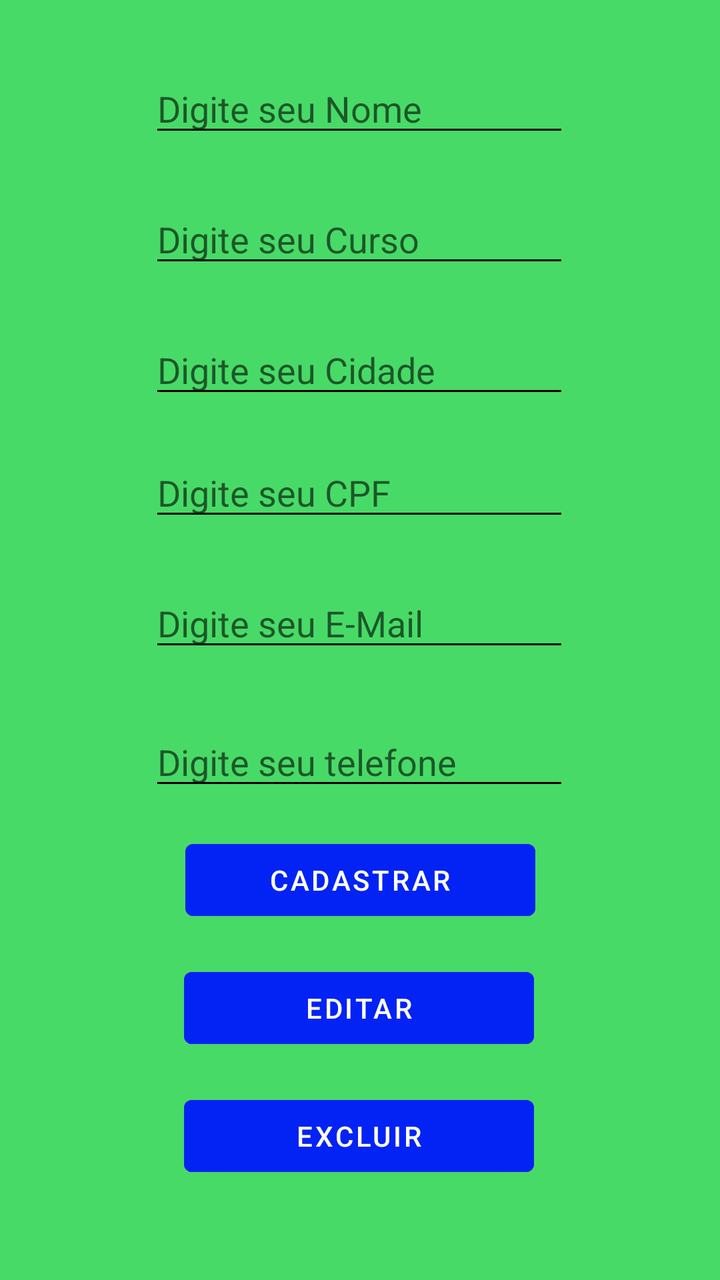
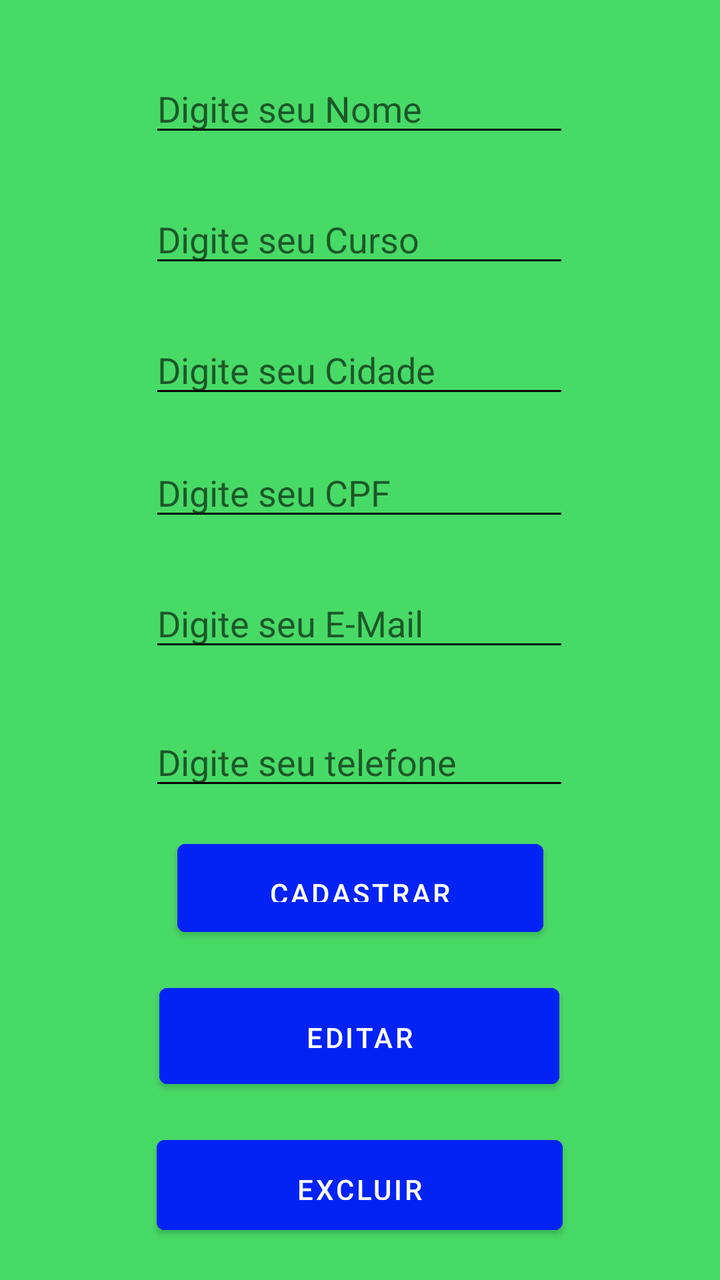

The first picture is an Android layout as it rendered before a commit; the second is the same layout after the commit. The layout source and the unified diff follow.
<!-- AndroidManifest.xml: application theme Theme.App_Lista_18_10_php -->
<!-- res/layout/activity_tela_cadastro.xml -->
<?xml version="1.0" encoding="utf-8"?>
<androidx.constraintlayout.widget.ConstraintLayout xmlns:android="http://schemas.android.com/apk/res/android"
    xmlns:app="http://schemas.android.com/apk/res-auto"
    xmlns:tools="http://schemas.android.com/tools"
    android:layout_width="match_parent"
    android:layout_height="match_parent"
    android:background="@color/azul"
    tools:context=".telaCadastro">

    <EditText
        android:id="@+id/edtNome"
        android:layout_width="wrap_content"
        android:layout_height="wrap_content"
        android:layout_marginTop="32dp"
        android:ems="10"
         android:hint="@string/nome"
        android:backgroundTint="@color/black"
        android:inputType="textPersonName"
        app:layout_constraintEnd_toEndOf="parent"
        app:layout_constraintHorizontal_bias="0.497"
        app:layout_constraintStart_toStartOf="parent"
        app:layout_constraintTop_toTopOf="parent" />

    <EditText
        android:id="@+id/edtCurso"
        android:layout_width="wrap_content"
        android:layout_height="wrap_content"
        android:layout_marginTop="24dp"
        android:ems="10"
        android:backgroundTint="@color/black"
        android:hint="@string/curso"
        android:inputType="textPersonName"
        app:layout_constraintEnd_toEndOf="parent"
        app:layout_constraintHorizontal_bias="0.497"
        app:layout_constraintStart_toStartOf="parent"
        app:layout_constraintTop_toBottomOf="@+id/edtNome" />

    <EditText
        android:id="@+id/edtCidade"
        android:layout_width="wrap_content"
        android:layout_height="wrap_content"
        android:layout_marginTop="24dp"
        android:ems="10"
        android:backgroundTint="@color/black"
        android:hint="@string/Cidade"
        android:inputType="textPersonName"
        app:layout_constraintEnd_toEndOf="parent"
        app:layout_constraintHorizontal_bias="0.497"
        app:layout_constraintStart_toStartOf="parent"
        app:layout_constraintTop_toBottomOf="@+id/edtCurso" />

    <EditText
        android:id="@+id/edtCpf"
        android:layout_width="wrap_content"
        android:layout_height="wrap_content"
        android:layout_marginTop="20dp"
        android:ems="10"
        android:backgroundTint="@color/black"
        android:hint="@string/cpf"
        android:inputType="textPersonName"
        app:layout_constraintEnd_toEndOf="parent"
        app:layout_constraintHorizontal_bias="0.497"
        app:layout_constraintStart_toStartOf="parent"
        app:layout_constraintTop_toBottomOf="@+id/edtCidade" />

    <EditText
        android:id="@+id/edtEmail"
        android:layout_width="wrap_content"
        android:layout_height="wrap_content"
        android:layout_marginTop="24dp"
        android:ems="10"
        android:hint="@string/eMail"
        android:backgroundTint="@color/black"
        android:inputType="textPersonName"
        app:layout_constraintEnd_toEndOf="parent"
        app:layout_constraintHorizontal_bias="0.497"
        app:layout_constraintStart_toStartOf="parent"
        app:layout_constraintTop_toBottomOf="@+id/edtCpf" />

    <EditText
        android:id="@+id/edtTelefone"
        android:layout_width="wrap_content"
        android:layout_height="wrap_content"
        android:layout_marginTop="28dp"
        android:ems="10"
        android:hint="@string/telefone"
        android:backgroundTint="@color/black"
        android:inputType="textPersonName"
        app:layout_constraintEnd_toEndOf="parent"
        app:layout_constraintHorizontal_bias="0.497"
        app:layout_constraintStart_toStartOf="parent"
        app:layout_constraintTop_toBottomOf="@+id/edtEmail" />

    <Button
        android:id="@+id/btnCad"
        android:layout_width="175dp"
        android:layout_height="48dp"
        android:layout_marginTop="16dp"
        android:backgroundTint="@color/agua"
        android:padding="15px"
        android:text="@string/Cad"
        app:layout_constraintEnd_toEndOf="parent"
        app:layout_constraintStart_toStartOf="parent"
        app:layout_constraintTop_toBottomOf="@+id/edtTelefone" />

    <Button
        android:id="@+id/edtEditar"
        android:layout_width="175dp"
        android:layout_height="48dp"
        android:layout_marginTop="16dp"
        android:padding="15px"
        android:backgroundTint="@color/agua"
        android:text="@string/Editar"
        app:layout_constraintEnd_toEndOf="parent"
        app:layout_constraintHorizontal_bias="0.498"
        app:layout_constraintStart_toStartOf="parent"
        app:layout_constraintTop_toBottomOf="@+id/btnCad" />

    <Button
        android:id="@+id/edtExcluir"
        android:layout_width="175dp"
        android:layout_height="48dp"
        android:layout_marginTop="16dp"
        android:padding="15px"
        android:backgroundTint="@color/agua"
        android:text="@string/Excluir"
        app:layout_constraintEnd_toEndOf="parent"
        app:layout_constraintHorizontal_bias="0.498"
        app:layout_constraintStart_toStartOf="parent"
        app:layout_constraintTop_toBottomOf="@+id/edtEditar" />


</androidx.constraintlayout.widget.ConstraintLayout>
<!-- resources referenced by this layout -->
<resources>
  <color name="agua">#0323F4</color>
  <color name="azul">#48DA67</color>
  <color name="black">#FF000000</color>
  <string name="Cad">Cadastrar</string>
  <string name="Cidade">Digite seu Cidade</string>
  <string name="Editar">Editar</string>
  <string name="Excluir">Excluir</string>
  <string name="cpf">Digite seu CPF</string>
  <string name="curso">Digite seu Curso</string>
  <string name="eMail">Digite seu E-Mail</string>
  <string name="nome">Digite seu Nome</string>
  <string name="telefone">Digite seu telefone</string>
  <style name="Theme.App_Lista_18_10_php" parent="Theme.MaterialComponents.DayNight.DarkActionBar">
          
          <item name="colorPrimary">@color/purple_500</item>
          <item name="colorPrimaryVariant">@color/purple_700</item>
          <item name="colorOnPrimary">@color/white</item>
          
          <item name="colorSecondary">@color/teal_200</item>
          <item name="colorSecondaryVariant">@color/teal_700</item>
          <item name="colorOnSecondary">@color/black</item>
          
          <item name="android:statusBarColor" tools:targetApi="l">?attr/colorPrimaryVariant</item>
          
      </style>
  <color name="purple_500">#FF6200EE</color>
  <color name="purple_700">#FF3700B3</color>
  <color name="white">#FFFFFFFF</color>
  <color name="teal_200">#FF03DAC5</color>
  <color name="teal_700">#FF018786</color>
</resources>

<!-- the commit's change to res/layout/activity_tela_cadastro.xml (unified diff, before → after) -->
@@ -93,11 +93,11 @@
 
     <Button
         android:id="@+id/btnCad"
-        android:layout_width="175dp"
-        android:layout_height="48dp"
+        android:layout_width="183dp"
+        android:layout_height="56dp"
         android:layout_marginTop="16dp"
         android:backgroundTint="@color/agua"
-        android:padding="15px"
+        android:padding="15dp"
         android:text="@string/Cad"
         app:layout_constraintEnd_toEndOf="parent"
         app:layout_constraintStart_toStartOf="parent"
@@ -105,11 +105,11 @@
 
     <Button
         android:id="@+id/edtEditar"
-        android:layout_width="175dp"
-        android:layout_height="48dp"
+        android:layout_width="200dp"
+        android:layout_height="60dp"
         android:layout_marginTop="16dp"
-        android:padding="15px"
         android:backgroundTint="@color/agua"
+        android:padding="15dp"
         android:text="@string/Editar"
         app:layout_constraintEnd_toEndOf="parent"
         app:layout_constraintHorizontal_bias="0.498"
@@ -118,11 +118,11 @@
 
     <Button
         android:id="@+id/edtExcluir"
-        android:layout_width="175dp"
-        android:layout_height="48dp"
+        android:layout_width="203dp"
+        android:layout_height="57dp"
         android:layout_marginTop="16dp"
-        android:padding="15px"
         android:backgroundTint="@color/agua"
+        android:padding="15dp"
         android:text="@string/Excluir"
         app:layout_constraintEnd_toEndOf="parent"
         app:layout_constraintHorizontal_bias="0.498"
